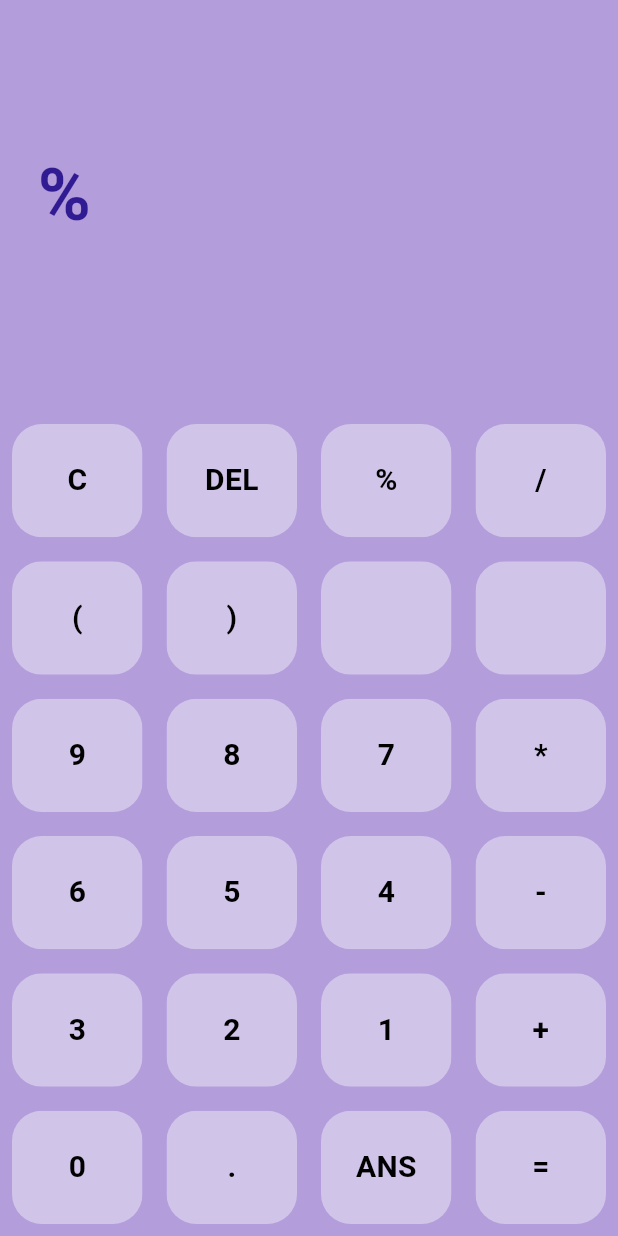
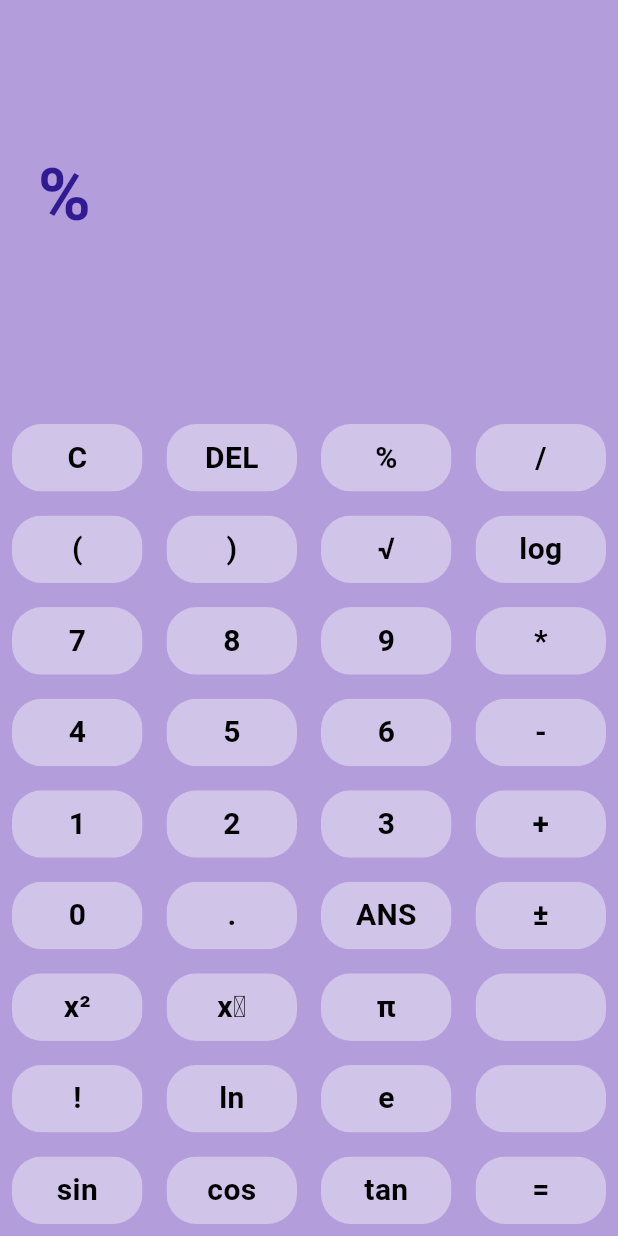
Before and after one commit to Colevy-Collins/calculator_app, a Flutter app: the screen it shows after launch, after a tap on an icon or button, on a phone screen of 412 x 824 dp. Run offline on Flutter 3.47's test engine with Material 3 defaults, Android fonts, the phone set to English and light mode, and no system bars; our stand-ins replace math_expressions.

Commit message:
add files and hook up buttons

```diff
--- a/lib/project_features/button_pad.dart
+++ b/lib/project_features/button_pad.dart
@@ -15,11 +15,14 @@ class ButtonPad {
   // Initialize the grid with the provided buttons
   void _initializeGrid() {
     _grid = [['C', 'DEL', '%', '/'],
-             ['(', ')', '', ''],
-             ['9', '8', '7', '*'],
-             ['6', '5', '4', '-'],
-             ['3', '2', '1', '+'],
-             ['0', '.', 'ANS', '='],
+              ['(', ')', '√', 'log'],
+              ['7', '8', '9', '*'],
+              ['4', '5', '6', '-'],
+              ['1', '2', '3', '+'],
+              ['0', '.', 'ANS', '±'],
+              ['x²', 'xʸ', 'π', ''],
+              ['!', 'ln', 'e', ''],
+              ['sin', 'cos', 'tan', '='],
     ];
 
     // Initialize the command map
@@ -28,6 +31,18 @@ class ButtonPad {
       'DEL': DeleteCommand(),
       '=': CalculateCommand(),
       'ANS': ANSCommand(),
+      //'√': SquareRootCommand(),
+      //'log': LogBase10Command(),
+      //'x²': SquareCommand(),
+      //'xʸ': PowerCommand(),
+      //'±': PositiveNegativeCommand(),
+      //'π': PiCommand(),
+      //'!': FactorialCommand(),
+      //'ln': NaturalLogCommand(),
+      //'e': ECommand(),
+      //'sin': SinCommand(),
+      //'cos': CosCommand(),
+      //'tan': TanCommand(),
     };
 
     // Add commands for each number and operator
```
Also changed, not shown: lib/project_features/command_export.dart (+12 -0 lines), lib/project_features/add_to_memory_button.dart (added), lib/project_features/e_function_button.dart (added), lib/project_features/factorial_button.dart (added), lib/project_features/log_base_10_button.dart (added), lib/project_features/logarithmic_function_button.dart (added), lib/project_features/pi_button.dart (added), lib/project_features/positive_negative_button.dart (added), lib/project_features/power_button.dart (added), lib/project_features/settings_menu_button.dart (added), lib/project_features/square_button.dart (added), lib/project_features/square_root_button.dart (added), lib/project_features/trig_functions_button.dart (added).
